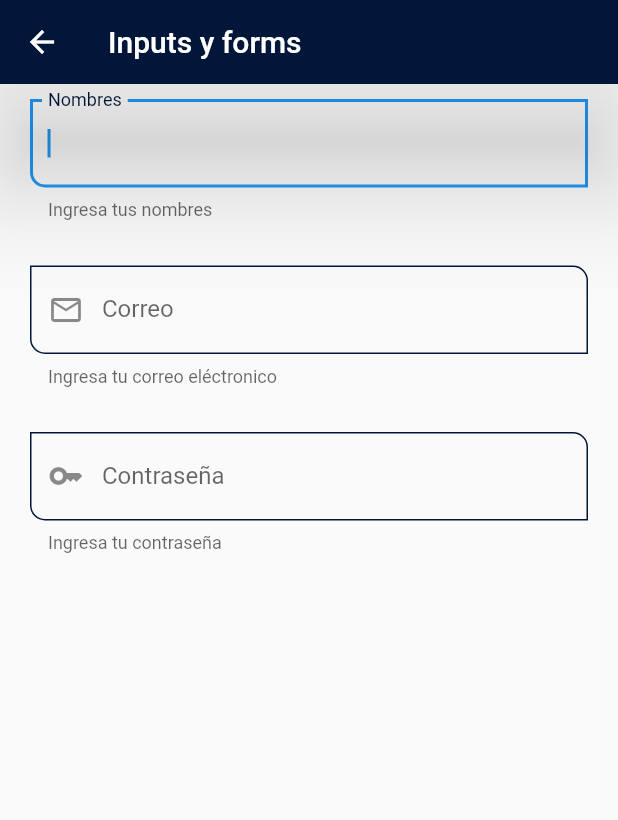
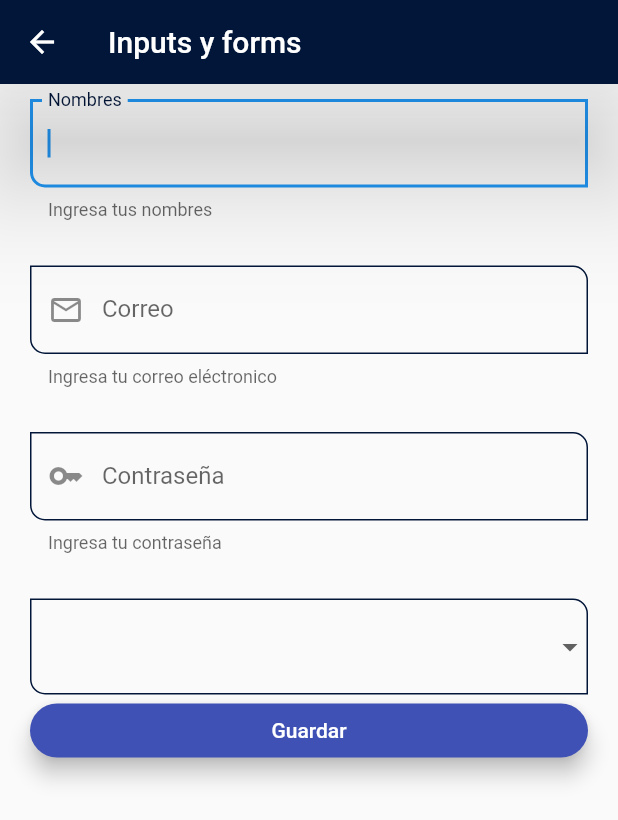
Before and after one commit to OscarMauricio666/fl-components, a Flutter app: the InputsScreen screen opened by its route, on a phone screen of 412 x 824 dp. Shown: the top 820 px of the screen. Run offline on Flutter 3.47's test engine with Material 2 defaults, Android fonts, the phone set to English and light mode, and no system bars.

```diff
--- a/lib/router/app_routes.dart
+++ b/lib/router/app_routes.dart
@@ -44,7 +44,12 @@ class AppRoutes {
         route: 'Inputs Screen',
         icon: Icons.input_sharp,
         name: 'Inputs Screen',
-        screen: const InputsScreen())
+        screen: const InputsScreen()),
+    MenuOption(
+        route: 'Slider Screen',
+        icon: Icons.slideshow,
+        name: 'Slider Screen',
+        screen: const SliderScreen())
   ];
 
   static Map<String, Widget Function(BuildContext)> getAppRoutes() {
--- a/lib/screens/inputs_screen.dart
+++ b/lib/screens/inputs_screen.dart
@@ -7,6 +7,13 @@ class InputsScreen extends StatelessWidget {
 
   @override
   Widget build(BuildContext context) {
+    final GlobalKey<FormState> myFormKey = GlobalKey<FormState>();
+    final Map<String, String> formValues = {
+      'Nombres': 'Mauricio Rondon',
+      'Correo': 'mauriciorondonfajardo@gmail.com',
+      'Contraseña': '123',
+      'Role': ''
+    };
     return Scaffold(
         appBar: AppBar(
           title: const Text('Inputs y forms'),
@@ -14,21 +21,28 @@ class InputsScreen extends StatelessWidget {
         body: SingleChildScrollView(
           child: Padding(
             padding: const EdgeInsets.symmetric(horizontal: 20, vertical: 10),
+            child: Form(
+              key: myFormKey,
               child: Column(
-              children: const [
+                children: [
                   CustomInputField(
                     labelText: 'Nombres',
                     helperText: 'Ingresa tus nombres',
+                    formProperty: 'Nombres',
+                    formValues: formValues,
                   ),
-                SizedBox(
+                  const SizedBox(
                     height: 30,
                   ),
                   CustomInputField(
                     labelText: 'Correo',
                     helperText: 'Ingresa tu correo eléctronico',
                     keyboardtype: TextInputType.emailAddress,
-                    prefixIcon: Icons.email_outlined),
-                SizedBox(
+                    prefixIcon: Icons.email_outlined,
+                    formProperty: 'Correo',
+                    formValues: formValues,
+                  ),
+                  const SizedBox(
                     height: 30,
                   ),
                   CustomInputField(
@@ -37,11 +51,40 @@ class InputsScreen extends StatelessWidget {
                     keyboardtype: TextInputType.visiblePassword,
                     obscureText: true,
                     prefixIcon: Icons.key_outlined,
+                    formProperty: 'contraseña',
+                    formValues: formValues,
                   ),
-                SizedBox(
+                  const SizedBox(
                     height: 30,
+                  ),
+                  DropdownButtonFormField(
+                      items: const [
+                        DropdownMenuItem(value: 'Admin', child: Text('Admin')),
+                        DropdownMenuItem(
+                            value: 'Editor', child: Text('Editor')),
+                        DropdownMenuItem(
+                            value: 'Consumidor', child: Text('Consumudor')),
+                      ],
+                      onChanged: (value) {
+                        print(value);
+                        formValues['role'] = value ?? 'Admin';
+                      }),
+                  ElevatedButton(
+                    child: const SizedBox(
+                      width: double.infinity,
+                      child: Center(child: Text('Guardar')),
+                    ),
+                    onPressed: () {
+                      FocusScope.of(context).requestFocus(FocusNode());
+                      if (!myFormKey.currentState!.validate()) {
+                        print('Formulario no valido');
+                        return;
+                      }
+                      print(formValues);
+                    },
                   )
                 ],
+              ),
             ),
           ),
         ));
--- a/lib/screens/screens.dart
+++ b/lib/screens/screens.dart
@@ -1,8 +1,9 @@
-export 'package:fl_components/screens/inputs_screen.dart';
 export 'package:fl_components/screens/alert_screen.dart';
+export 'package:fl_components/screens/animated_screen.dart';
 export 'package:fl_components/screens/avatar_screen.dart';
 export 'package:fl_components/screens/card_screen.dart';
 export 'package:fl_components/screens/home_screen.dart';
+export 'package:fl_components/screens/inputs_screen.dart';
 export 'package:fl_components/screens/listView1_screen.dart';
 export 'package:fl_components/screens/listView2_screen.dart';
-export 'package:fl_components/screens/animated_screen.dart';
+export 'package:fl_components/screens/slider_screen.dart';
--- a/lib/widgets/customInputField.dart
+++ b/lib/widgets/customInputField.dart
@@ -9,6 +9,8 @@ class CustomInputField extends StatelessWidget {
   final IconData? prefixIcon;
   final TextInputType? keyboardtype;
   final bool obscureText;
+  final String formProperty;
+  final Map<String, String> formValues;
 
   const CustomInputField(
       {Key? key,
@@ -19,7 +21,9 @@ class CustomInputField extends StatelessWidget {
       this.suffixIcon,
       this.keyboardtype,
       this.obscureText = false,
-      this.prefixIcon})
+      this.prefixIcon,
+      required this.formProperty,
+      required this.formValues})
       : super(key: key);
 
   @override
@@ -31,11 +35,11 @@ class CustomInputField extends StatelessWidget {
         keyboardType: keyboardtype,
         obscureText: obscureText,
         onChanged: ((value) {
-          print('value: $value');
+          formValues[formProperty] = value;
         }),
         validator: (value) {
-          if (value == null) return 'Este campo es requerdo';
-          return value.length < 3 ? 'Mínimo 3 letras' : null;
+          if (value == null) return 'Este campo es requerido';
+          return value.length < 3 ? 'Mínimo 3 caracteres' : null;
         },
         autovalidateMode: AutovalidateMode.onUserInteraction,
         decoration: InputDecoration(
```
Also changed, not shown: lib/screens/slider_screen.dart (added, +44 -0 lines). Lines whose indentation alone changed are shown as unchanged.
